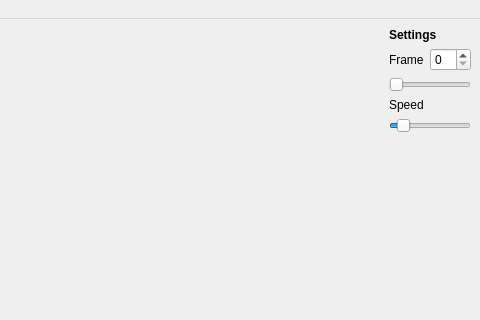
Before: the Qt Designer form src/mainwindow.ui in pspoerri/Donkey2, drawn with Qt 5; both pictures show x 355 to 835 and y 0 to 320 of the 835 by 602 pixel window.
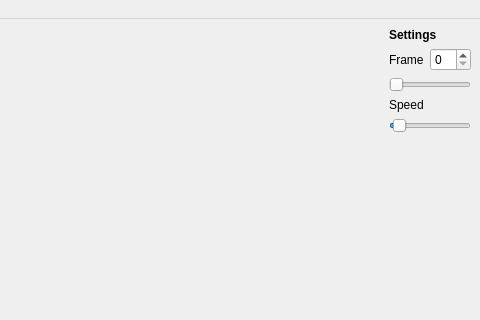
After: the same form once the commit is applied.

Commit message: Speed Slider support

The edit to the form file:
```diff
--- a/src/mainwindow.ui
+++ b/src/mainwindow.ui
@@ -117,8 +117,17 @@
       </item>
       <item>
        <widget class="QSlider" name="speedSlider">
+        <property name="cursor">
+         <cursorShape>ArrowCursor</cursorShape>
+        </property>
+        <property name="minimum">
+         <number>1</number>
+        </property>
+        <property name="maximum">
+         <number>1000</number>
+        </property>
         <property name="value">
-         <number>10</number>
+         <number>40</number>
         </property>
         <property name="orientation">
          <enum>Qt::Horizontal</enum>
```
The commit also changes 5 other files.
